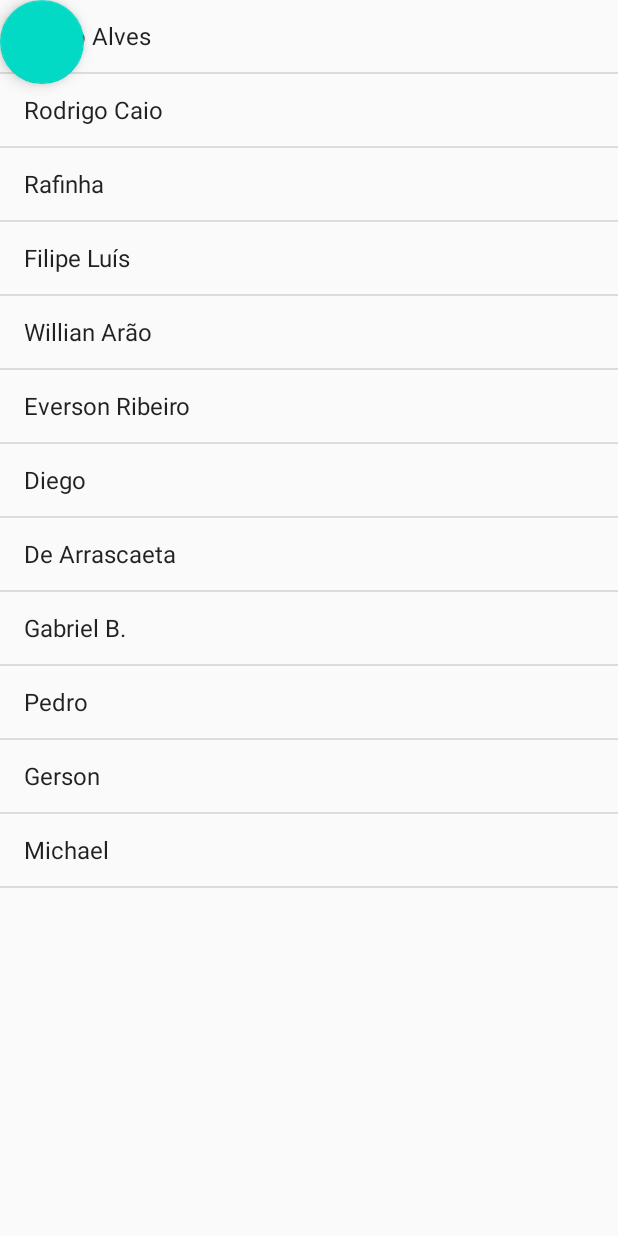
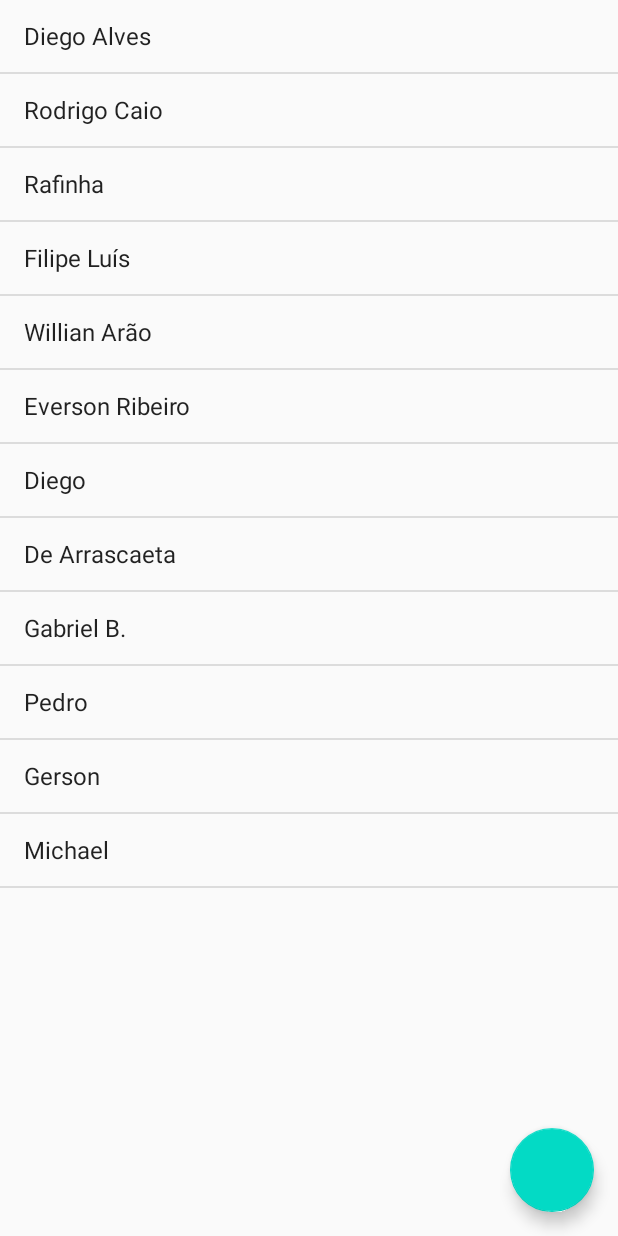
Before and after one commit to AysllaGomes/agenda, an Android app: the screen it shows after launch (MainActivity), on a phone screen of 412 x 824 dp. Run offline under Robolectric (Android 15) with nearby library versions, the phone set to English and light mode, and no system bars.

Commit message:
Alinhamento e direcionamento do componente

```diff
--- a/app/src/main/java/com/example/agenda/MainActivity.java
+++ b/app/src/main/java/com/example/agenda/MainActivity.java
@@ -28,7 +28,7 @@ public class MainActivity extends Activity {
                 )
         );
 
-        ListView listaDeAlunos = findViewById(R.id.activity_main_list_de_alunos);
+        ListView listaDeAlunos = findViewById(R.id.activity_main_lista_de_alunos);
 
         listaDeAlunos.setAdapter(
                 new ArrayAdapter<>(this, android.R.layout.simple_list_item_1, alunos)
--- a/app/src/main/res/layout/activity_main.xml
+++ b/app/src/main/res/layout/activity_main.xml
@@ -1,23 +1,23 @@
 <?xml version="1.0" encoding="utf-8"?>
 <RelativeLayout xmlns:android="http://schemas.android.com/apk/res/android"
-    xmlns:app="http://schemas.android.com/apk/res-auto"
     xmlns:tools="http://schemas.android.com/tools"
     android:layout_width="match_parent"
-    android:layout_height="match_parent"
-    android:orientation="vertical">
+    android:layout_height="match_parent">
+
+    <com.google.android.material.floatingactionbutton.FloatingActionButton
+        android:id="@+id/activity_main_fab_novo_aluno"
+        android:layout_width="wrap_content"
+        android:layout_height="wrap_content"
+        android:layout_alignParentEnd="true"
+        android:layout_alignParentBottom="true"
+        android:layout_margin="16dp"
+        android:clickable="true"
+        android:focusable="true"
+        tools:srcCompat="@drawable/ic_launcher_foreground" />
 
     <ListView
-        android:id="@+id/activity_main_list_de_alunos"
+        android:id="@+id/activity_main_lista_de_alunos"
         android:layout_width="match_parent"
-        android:layout_height="match_parent">
-
-    </ListView>
-
-    <com.google.android.material.floatingactionbutton.FloatingActionButton
-        android:id="@+id/floatingActionButton1"
-        android:layout_width="wrap_content"
-        android:layout_height="wrap_content"
-        android:clickable="true"
-        tools:srcCompat="@drawable/ic_launcher_foreground" />
+        android:layout_height="match_parent" />
 
 </RelativeLayout>
```
